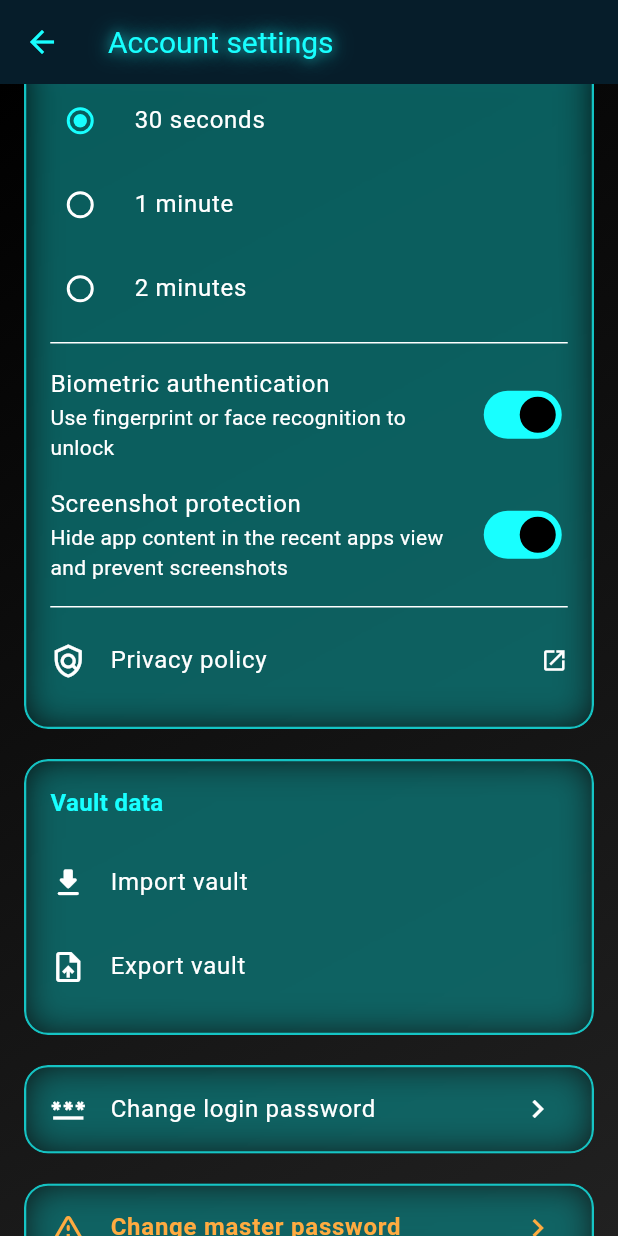
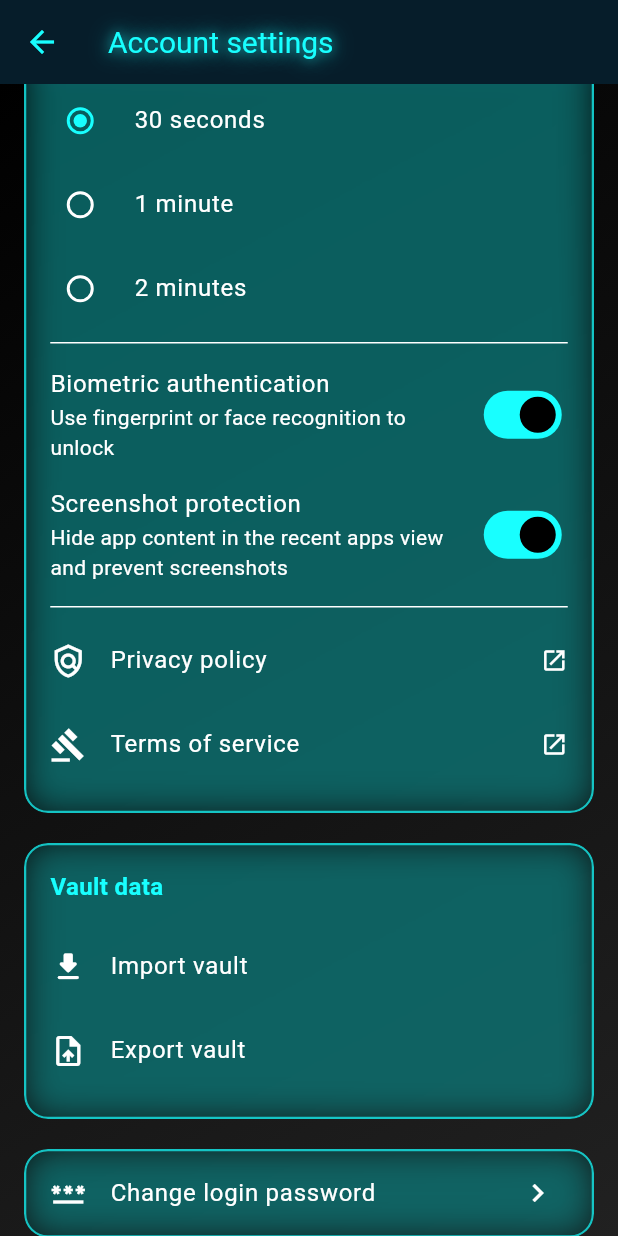
Before and after one commit to powksy94/PasswordMobileApp, a Flutter app: the AccountSettingsPage screen opened by its route, scrolled down 576 dp, on a phone screen of 412 x 824 dp. Run offline on Flutter 3.47's test engine with Material 3 defaults, Android fonts, the phone set to English and light mode, and no system bars; our stand-ins replace dio, file_picker, firebase_core, firebase_messaging, flutter_local_notifications, flutter_secure_storage and 4 more; missing offline and left inert: biometric_storage, encrypt, pointycastle, screen_protector; accounts and stored records are empty.

Commit message:
feat(settings): add localized privacy policy and terms of service links

```diff
--- a/lib/features/settings/widgets/privacy_settings_panel.dart
+++ b/lib/features/settings/widgets/privacy_settings_panel.dart
@@ -133,6 +133,16 @@ class _PrivacySettingsPanelState extends State<PrivacySettingsPanel> {
                 mode: LaunchMode.externalApplication,
               ),
             ),
+            ListTile(
+              contentPadding: EdgeInsets.zero,
+              leading: const Icon(Icons.gavel_outlined),
+              title: Text(l.linkTermsOfService),
+              trailing: const Icon(Icons.open_in_new, size: 18),
+              onTap: () => launchUrl(
+                Uri.parse(termsOfServiceUrl(context)),
+                mode: LaunchMode.externalApplication,
+              ),
+            ),
           ],
         ],
       ),
--- a/lib/l10n/app_en.arb
+++ b/lib/l10n/app_en.arb
@@ -143,6 +143,7 @@
   "titleScreenMasking": "Screenshot protection",
   "subtitleScreenMasking": "Hide app content in the recent apps view and prevent screenshots",
   "linkPrivacyPolicy": "Privacy policy",
+  "linkTermsOfService": "Terms of service",
 
   "titleChangeMasterPassword": "Change master password",
   "warningChangeMasterPasswordTitle": "Critical, irreversible action",
--- a/lib/l10n/app_es.arb
+++ b/lib/l10n/app_es.arb
@@ -143,6 +143,7 @@
   "titleScreenMasking": "Protección contra capturas de pantalla",
   "subtitleScreenMasking": "Ocultar el contenido de la app en el multitarea y evitar capturas de pantalla",
   "linkPrivacyPolicy": "Política de privacidad",
+  "linkTermsOfService": "Condiciones de uso",
 
   "titleChangeMasterPassword": "Cambiar la contraseña maestra",
   "warningChangeMasterPasswordTitle": "Acción crítica e irreversible",
--- a/lib/l10n/app_fr.arb
+++ b/lib/l10n/app_fr.arb
@@ -143,6 +143,7 @@
   "titleScreenMasking": "Masquage anti-capture d'écran",
   "subtitleScreenMasking": "Masquer le contenu de l'application dans le multitâche et empêcher les captures d'écran",
   "linkPrivacyPolicy": "Politique de confidentialité",
+  "linkTermsOfService": "Conditions d'utilisation",
 
   "titleChangeMasterPassword": "Changer le mot de passe maître",
   "warningChangeMasterPasswordTitle": "Action critique et irréversible",
--- a/lib/l10n/app_localizations.dart
+++ b/lib/l10n/app_localizations.dart
@@ -826,6 +826,12 @@ abstract class AppLocalizations {
   /// **'Privacy policy'**
   String get linkPrivacyPolicy;
 
+  /// No description provided for @linkTermsOfService.
+  ///
+  /// In en, this message translates to:
+  /// **'Terms of service'**
+  String get linkTermsOfService;
+
   /// No description provided for @titleChangeMasterPassword.
   ///
   /// In en, this message translates to:
--- a/lib/l10n/app_localizations_en.dart
+++ b/lib/l10n/app_localizations_en.dart
@@ -381,6 +381,9 @@ class AppLocalizationsEn extends AppLocalizations {
   String get linkPrivacyPolicy => 'Privacy policy';
 
   @override
+  String get linkTermsOfService => 'Terms of service';
+
+  @override
   String get titleChangeMasterPassword => 'Change master password';
 
   @override
--- a/lib/l10n/app_localizations_es.dart
+++ b/lib/l10n/app_localizations_es.dart
@@ -384,6 +384,9 @@ class AppLocalizationsEs extends AppLocalizations {
   String get linkPrivacyPolicy => 'Política de privacidad';
 
   @override
+  String get linkTermsOfService => 'Condiciones de uso';
+
+  @override
   String get titleChangeMasterPassword => 'Cambiar la contraseña maestra';
 
   @override
--- a/lib/l10n/app_localizations_fr.dart
+++ b/lib/l10n/app_localizations_fr.dart
@@ -384,6 +384,9 @@ class AppLocalizationsFr extends AppLocalizations {
   String get linkPrivacyPolicy => 'Politique de confidentialité';
 
   @override
+  String get linkTermsOfService => 'Conditions d\'utilisation';
+
+  @override
   String get titleChangeMasterPassword => 'Changer le mot de passe maître';
 
   @override
--- a/lib/shared/utils/legal_urls.dart
+++ b/lib/shared/utils/legal_urls.dart
@@ -2,11 +2,16 @@ import 'package:flutter/widgets.dart';
 
 const _privacyPolicyBase =
     'https://powksy.com/password-mobile-app/privacy-policy';
+const _termsOfServiceBase =
+    'https://powksy.com/password-mobile-app/terms-of-service';
+
+String _withLang(String base, BuildContext context) {
+  final lang = Localizations.localeOf(context).languageCode;
+  return '$base?lang=$lang';
+}
 
 /// Returns the privacy policy URL with the device language injected as ?lang=.
-/// Supported values: fr, en, es. The web server falls back to French for any
-/// unsupported code, so no filtering is required here.
-String privacyPolicyUrl(BuildContext context) {
-  final lang = Localizations.localeOf(context).languageCode;
-  return '$_privacyPolicyBase?lang=$lang';
-}
+String privacyPolicyUrl(BuildContext context) => _withLang(_privacyPolicyBase, context);
+
+/// Returns the terms of service URL with the device language injected as ?lang=.
+String termsOfServiceUrl(BuildContext context) => _withLang(_termsOfServiceBase, context);
```
